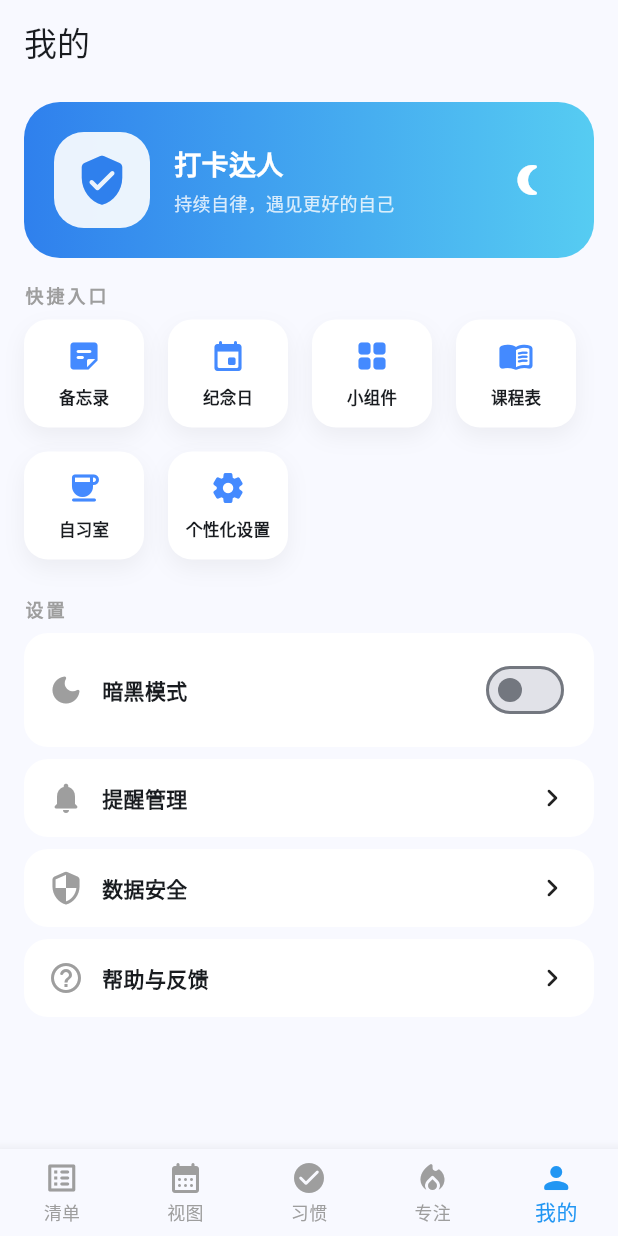
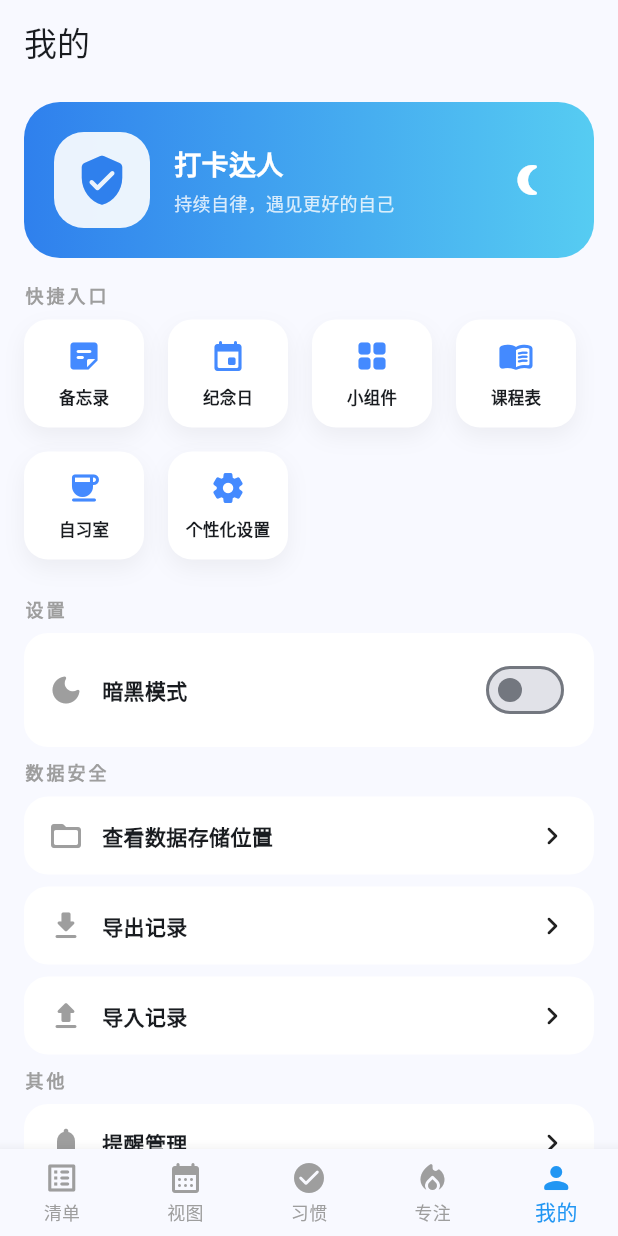
Before and after one commit to yinlanglang709-glitch/HabitQuest, a Flutter app: the screen it shows after launch, item 5 of the bottom bar chosen, on a phone screen of 412 x 824 dp. Run offline on Flutter 3.47's test engine with Material 3 defaults, Android fonts, the phone set to English and light mode, and no system bars; our stand-ins replace file_picker, sqflite; accounts and stored records are empty.

Commit message:
feat: export data and fix add habits icon

```diff
--- a/lib/pages/profile_page.dart
+++ b/lib/pages/profile_page.dart
@@ -3,6 +3,10 @@ import 'package:provider/provider.dart';
 
 import '../app_state.dart';
 import '../models/memo.dart';
+
+import 'dart:io';
+
+import 'package:file_picker/file_picker.dart';
 
 class ProfilePage extends StatelessWidget {
   const ProfilePage({super.key});
@@ -73,6 +77,57 @@ class ProfilePage extends StatelessWidget {
             label: '暗黑模式',
             trailing: Switch(value: state.settings.isDarkMode, onChanged: (_) => state.toggleDarkMode()),
           ),
+          _SectionTitle(title: '数据安全'),
+          const SizedBox(height: 8),
+          _SettingsTile(
+            icon: Icons.folder_open_rounded,
+            label: '查看数据存储位置',
+            trailing: const Icon(Icons.chevron_right_rounded),
+            onTap: () async {
+              final path = await state.db.getStoragePath();
+              if (!context.mounted) return;
+              showDialog(
+                context: context,
+                builder: (_) => AlertDialog(
+                  title: const Text('数据存储位置'),
+                  content: Text(path),
+                  actions: [
+                    TextButton(onPressed: () => Navigator.pop(context), child: const Text('关闭')),
+                  ],
+                ),
+              );
+            },
+          ),
+          _SettingsTile(
+            icon: Icons.download_rounded,
+            label: '导出记录',
+            trailing: const Icon(Icons.chevron_right_rounded),
+            onTap: () async {
+              await state.db.exportData();
+              if (!context.mounted) return;
+              ScaffoldMessenger.of(context).showSnackBar(
+                const SnackBar(content: Text('备份文件已保存到文档目录。')),
+              );
+            },
+          ),
+          _SettingsTile(
+            icon: Icons.upload_rounded,
+            label: '导入记录',
+            trailing: const Icon(Icons.chevron_right_rounded),
+            onTap: () async {
+              final result = await FilePicker.platform.pickFiles(type: FileType.custom, allowedExtensions: ['json']);
+              if (result?.files.single.path != null) {
+                await state.db.importData(File(result!.files.single.path!));
+                await state.loadAll();
+                if (!context.mounted) return;
+                ScaffoldMessenger.of(context).showSnackBar(
+                  const SnackBar(content: Text('导入成功，数据已更新。')),
+                );
+              }
+            },
+          ),
+          _SectionTitle(title: '其他'),
+          const SizedBox(height: 8),
           _SettingsTile(icon: Icons.notifications_rounded, label: '提醒管理', trailing: const Icon(Icons.chevron_right_rounded)),
           _SettingsTile(icon: Icons.security_rounded, label: '数据安全', trailing: const Icon(Icons.chevron_right_rounded)),
           _SettingsTile(icon: Icons.help_outline_rounded, label: '帮助与反馈', trailing: const Icon(Icons.chevron_right_rounded)),
@@ -115,16 +170,21 @@ class _QuickAction extends StatelessWidget {
 }
 
 class _SettingsTile extends StatelessWidget {
-  const _SettingsTile({required this.icon, required this.label, required this.trailing});
+  const _SettingsTile({required this.icon, required this.label, required this.trailing, this.onTap});
 
   final IconData icon;
   final String label;
   final Widget trailing;
+  final VoidCallback? onTap;
 
   @override
   Widget build(BuildContext context) {
-    return Container(
-      margin: const EdgeInsets.only(bottom: 8),
+    return Padding(
+      padding: const EdgeInsets.only(bottom: 8),
+      child: InkWell(
+        onTap: onTap,
+        borderRadius: BorderRadius.circular(16),
+        child: Ink(
           padding: const EdgeInsets.symmetric(horizontal: 16, vertical: 14),
           decoration: BoxDecoration(
             color: Colors.white,
@@ -134,12 +194,20 @@ class _SettingsTile extends StatelessWidget {
             children: [
               Icon(icon, color: Colors.grey.shade500),
               const SizedBox(width: 12),
-          Expanded(child: Text(label, style: const TextStyle(fontWeight: FontWeight.w600))),
+              Expanded(
+                child: Text(
+                  label,
+                  style: const TextStyle(fontWeight: FontWeight.w600),
+                ),
+              ),
               trailing,
             ],
           ),
+        ),
+      ),
     );
   }
+
 }
 
 class _SectionTitle extends StatelessWidget {
--- a/pubspec.yaml
+++ b/pubspec.yaml
@@ -32,6 +32,7 @@ dependencies:
 
   # 文件选择器
   file_picker: ^8.0.0
+  file_selector: ^1.0.3
 
 # ---【建议补充 3】---
 # 开发依赖（不会打包进最终 App，但在开发时用于测试和代码检查）
```
Also changed, not shown: lib/services/local_db.dart (+30 -9 lines), lib/widges/add_habit_sheet.dart (+73 -22 lines), 2 other files. Lines whose indentation alone changed are shown as unchanged.
